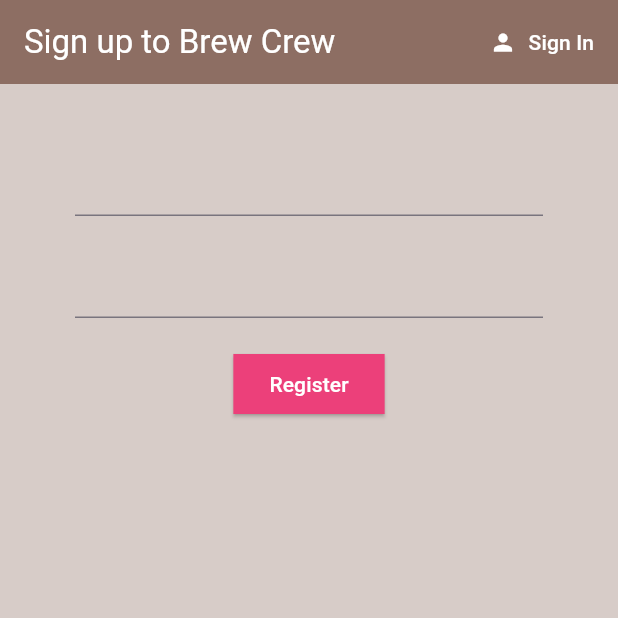
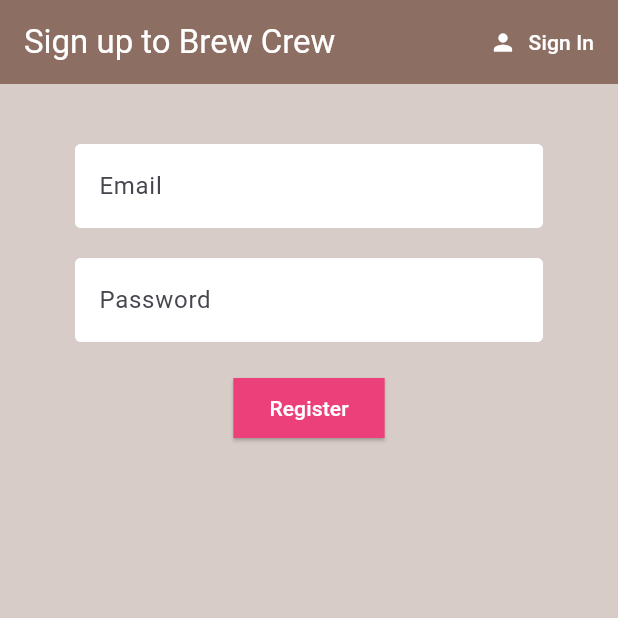
Before and after one commit to yafizh/learning-flutter-firebase, a Flutter app: the screen it shows after launch, after a tap on "Sign in", after a tap on "Register", on a phone screen of 412 x 824 dp, the top half of it. Run offline on Flutter 3.47's test engine with Material 3 defaults, Android fonts, the phone set to English and light mode, and no system bars; our stand-ins replace firebase_auth, firebase_core, flutter_spinkit; accounts and stored records are empty.

Commit message:
text input decoration & loading widget

```diff
--- a/lib/screens/authenticate/register.dart
+++ b/lib/screens/authenticate/register.dart
@@ -1,5 +1,7 @@
 import 'package:brew_crew/models/user.dart';
 import 'package:brew_crew/services/auth.dart';
+import 'package:brew_crew/shared/constants.dart';
+import 'package:brew_crew/shared/loading.dart';
 import 'package:flutter/material.dart';
 
 class Register extends StatefulWidget {
@@ -14,6 +16,7 @@ class Register extends StatefulWidget {
 class _RegisterState extends State<Register> {
   final AuthService _auth = AuthService();
   final _formKey = GlobalKey<FormState>();
+  bool loading = false;
 
   String email = '';
   String password = '';
@@ -21,13 +24,15 @@ class _RegisterState extends State<Register> {
 
   @override
   Widget build(BuildContext context) {
-    return Scaffold(
+    return loading
+        ? const Loading()
+        : Scaffold(
             resizeToAvoidBottomInset: false,
             backgroundColor: Colors.brown[100],
             appBar: AppBar(
               backgroundColor: Colors.brown[400],
               elevation: 0.0,
-        title: Text(
+              title: const Text(
                 'Sign up to Brew Crew',
                 style: TextStyle(color: Colors.white),
               ),
@@ -36,34 +41,40 @@ class _RegisterState extends State<Register> {
                     onPressed: () {
                       widget.toggleView();
                     },
-              icon: Icon(
+                    icon: const Icon(
                       Icons.person,
                       color: Colors.white,
                     ),
-              label: Text(
+                    label: const Text(
                       "Sign In",
                       style: TextStyle(color: Colors.white),
                     ))
               ],
             ),
             body: Container(
-        padding: EdgeInsets.symmetric(vertical: 20.0, horizontal: 50.0),
+              padding:
+                  const EdgeInsets.symmetric(vertical: 20.0, horizontal: 50.0),
               child: Form(
                 key: _formKey,
                 child: Column(
                   children: [
-              SizedBox(height: 20.0),
+                    const SizedBox(height: 20.0),
                     TextFormField(
+                      decoration:
+                          textInputDecoration.copyWith(hintText: 'Email'),
                       onChanged: (val) {
                         setState(() {
                           email = val;
                         });
                       },
-                validator: (val) =>
-                    (val == null || val.isEmpty) ? 'Enter an email' : null,
+                      validator: (val) => (val == null || val.isEmpty)
+                          ? 'Enter an email'
+                          : null,
                     ),
-              SizedBox(height: 20.0),
+                    const SizedBox(height: 20.0),
                     TextFormField(
+                      decoration:
+                          textInputDecoration.copyWith(hintText: 'Password'),
                       obscureText: true,
                       onChanged: (val) {
                         setState(() {
@@ -85,11 +96,15 @@ class _RegisterState extends State<Register> {
                       ),
                       onPressed: () async {
                         if (_formKey.currentState!.validate()) {
-                    dynamic result = await _auth.registerWithEmailAndPassword(
-                        email, password);
+                          setState(() {
+                            loading = true;
+                          });
+                          dynamic result = await _auth
+                              .registerWithEmailAndPassword(email, password);
                           if (result == null) {
                             setState(() {
                               error = 'Invalid email or password';
+                              loading = false;
                             });
                           }
                         }
--- a/lib/screens/authenticate/sign_in.dart
+++ b/lib/screens/authenticate/sign_in.dart
@@ -1,5 +1,7 @@
 import 'package:brew_crew/models/user.dart';
 import 'package:brew_crew/services/auth.dart';
+import 'package:brew_crew/shared/constants.dart';
+import 'package:brew_crew/shared/loading.dart';
 import 'package:flutter/material.dart';
 
 class SignIn extends StatefulWidget {
@@ -13,8 +15,8 @@ class SignIn extends StatefulWidget {
 
 class _SignInState extends State<SignIn> {
   final AuthService _auth = AuthService();
-
   final _formKey = GlobalKey<FormState>();
+  bool loading = false;
 
   String email = '';
   String password = '';
@@ -22,7 +24,9 @@ class _SignInState extends State<SignIn> {
 
   @override
   Widget build(BuildContext context) {
-    return Scaffold(
+    return loading
+        ? const Loading()
+        : Scaffold(
             resizeToAvoidBottomInset: false,
             backgroundColor: Colors.brown[100],
             appBar: AppBar(
@@ -49,15 +53,19 @@ class _SignInState extends State<SignIn> {
               ],
             ),
             body: Container(
-        padding: const EdgeInsets.symmetric(vertical: 20.0, horizontal: 50.0),
+              padding:
+                  const EdgeInsets.symmetric(vertical: 20.0, horizontal: 50.0),
               child: Form(
                 key: _formKey,
                 child: Column(
                   children: [
                     const SizedBox(height: 20.0),
                     TextFormField(
-                validator: (val) =>
-                    (val == null || val.isEmpty) ? 'Enter an email' : null,
+                      decoration:
+                          textInputDecoration.copyWith(hintText: 'Email'),
+                      validator: (val) => (val == null || val.isEmpty)
+                          ? 'Enter an email'
+                          : null,
                       onChanged: (val) {
                         setState(() {
                           email = val;
@@ -66,6 +74,8 @@ class _SignInState extends State<SignIn> {
                     ),
                     const SizedBox(height: 20.0),
                     TextFormField(
+                      decoration:
+                          textInputDecoration.copyWith(hintText: 'Password'),
                       validator: (val) => (val == null || val.length < 6)
                           ? 'Enter a password 6+ chars long'
                           : null,
@@ -87,12 +97,17 @@ class _SignInState extends State<SignIn> {
                       ),
                       onPressed: () async {
                         if (_formKey.currentState!.validate()) {
-                    dynamic result =
-                        await _auth.signInWithEmailAndPassword(email, password);
+                          setState(() {
+                            loading = true;
+                          });
+                          dynamic result = await _auth
+                              .signInWithEmailAndPassword(email, password);
 
                           if (result == null) {
                             setState(() {
-                        error = 'could not sign in with those credentials';
+                              error =
+                                  'could not sign in with those credentials';
+                              loading = false;
                             });
                           }
                         }
--- /dev/null
+++ b/lib/shared/constants.dart
@@ -0,0 +1,10 @@
+import 'package:flutter/material.dart';
+
+const textInputDecoration = InputDecoration(
+  fillColor: Colors.white,
+  filled: true,
+  enabledBorder: OutlineInputBorder(
+      borderSide: BorderSide(color: Colors.white, width: 2.0)),
+  focusedBorder: OutlineInputBorder(
+      borderSide: BorderSide(color: Colors.pink, width: 2.0)),
+);
--- a/pubspec.yaml
+++ b/pubspec.yaml
@@ -38,6 +38,7 @@ dependencies:
   firebase_core: ^2.26.0
   firebase_auth: ^4.17.7
   provider: ^6.1.2
+  flutter_spinkit: ^5.2.0
 
 
 dev_dependencies:
```
Also changed, not shown: lib/shared/loading.dart (added, +19 -0 lines), pubspec.lock. Lines whose indentation alone changed are shown as unchanged.
